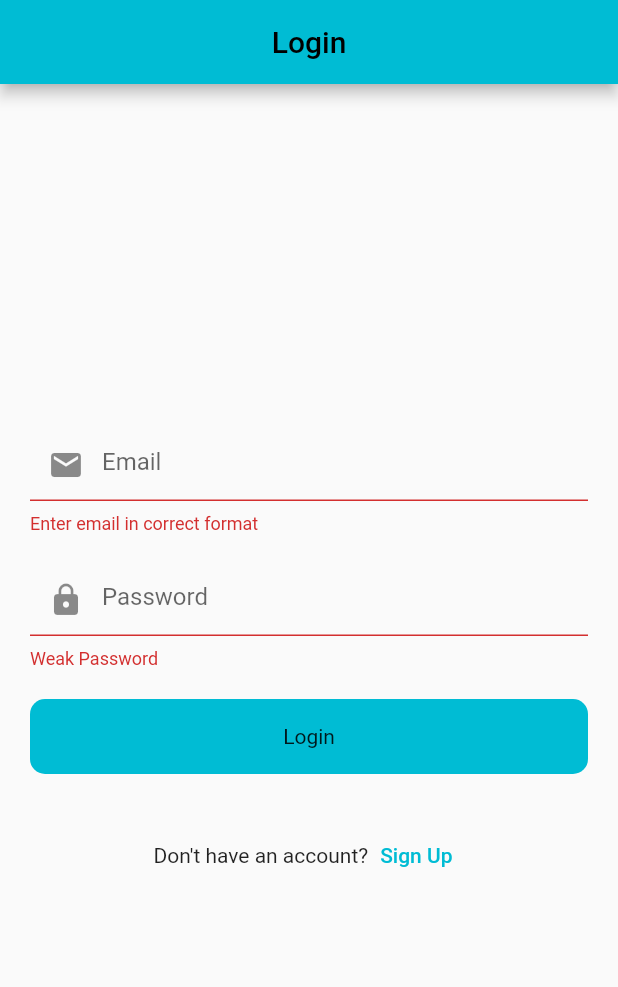
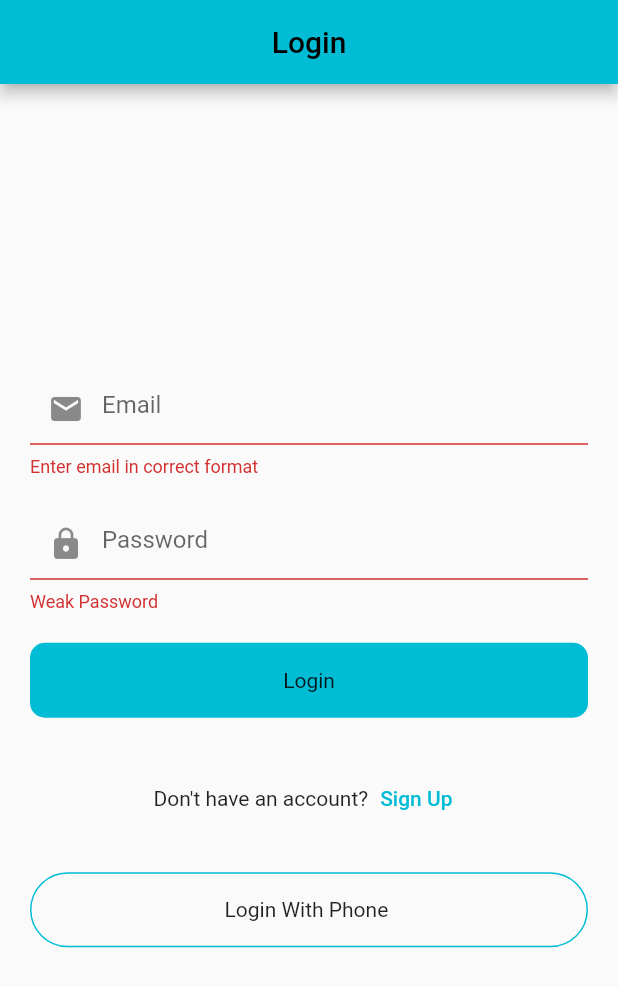
Before and after one commit to BidhanAcharya/EventCapturewithAuth, a Flutter app: the screen it shows after launch, after a tap on "Login", on a phone screen of 412 x 824 dp. Shown: the top 987 px of the screen. Run offline on Flutter 3.47's test engine with Material 2 defaults, Android fonts, the phone set to English and light mode, and no system bars; our stand-ins replace firebase_auth, firebase_core, fluttertoast; accounts and stored records are empty.

Commit message:
Login With Phone Screen

```diff
--- a/lib/Firebase_Services/Splash_Services.dart
+++ b/lib/Firebase_Services/Splash_Services.dart
@@ -1,11 +1,24 @@
 
 
 import 'dart:async';
+import 'package:firebase_auth/firebase_auth.dart';
+import 'package:firebaseauth/UI/Post_screen/post_screen.dart';
 import 'package:firebaseauth/UI/auth/login_screen.dart';
 import 'package:flutter/material.dart';
 class SplashServices{
-void isLogin(BuildContext context){
-  Timer(const Duration(seconds: 5),()=> Navigator.push(context, MaterialPageRoute(builder: (context)=> LoginScreen())));
+
+void isLogin(BuildContext context) {
+  final auth = FirebaseAuth.instance;
+  final user = auth.currentUser;
+  if (user != null) {
+    Timer(const Duration(seconds: 5), () =>
+        Navigator.push(
+            context, MaterialPageRoute(builder: (context) => PostScreen())));
+  } else{
+    Timer(const Duration(seconds: 5), () =>
+        Navigator.push(
+            context, MaterialPageRoute(builder: (context) => LoginScreen())));
+
+  }
 }
-
 }
--- a/lib/UI/auth/login_screen.dart
+++ b/lib/UI/auth/login_screen.dart
@@ -1,6 +1,7 @@
 import 'package:firebase_auth/firebase_auth.dart';
 import 'package:firebaseauth/UI/Post_screen/post_screen.dart';
 import 'package:firebaseauth/UI/auth/Signup_Screen.dart';
+import 'package:firebaseauth/UI/auth/login_with_phonenumber.dart';
 import 'package:firebaseauth/Utils/utils.dart';
 import 'package:firebaseauth/widgets/round_button.dart';
 import 'package:flutter/material.dart';
@@ -135,6 +136,24 @@ Utils().toastMessage(error.toString());
                   },
                       child: Text('Sign Up')),
                 ],
+              ),
+              SizedBox(height: 25,),
+              InkWell(
+                onTap: (){
+                    Navigator.push(context, MaterialPageRoute(builder: (context)=> LoginWithPhoneNumber()));
+                },
+                child: Container(
+                  height: 50,
+                  decoration: BoxDecoration(
+                    borderRadius: BorderRadius.circular(25),
+                    border: Border.all(
+                      color: Colors.cyan
+                    )
+                  ),
+                  child: Center(
+                    child: Text('Login With Phone '),
+                  ),
+                ),
               )
             ],
           ),
```
Also changed, not shown: lib/UI/Post_screen/post_screen.dart (+15 -0 lines), lib/UI/auth/login_with_phonenumber.dart (added, +25 -0 lines), lib/UI/auth/verify_with_code.dart (added, +26 -0 lines).
